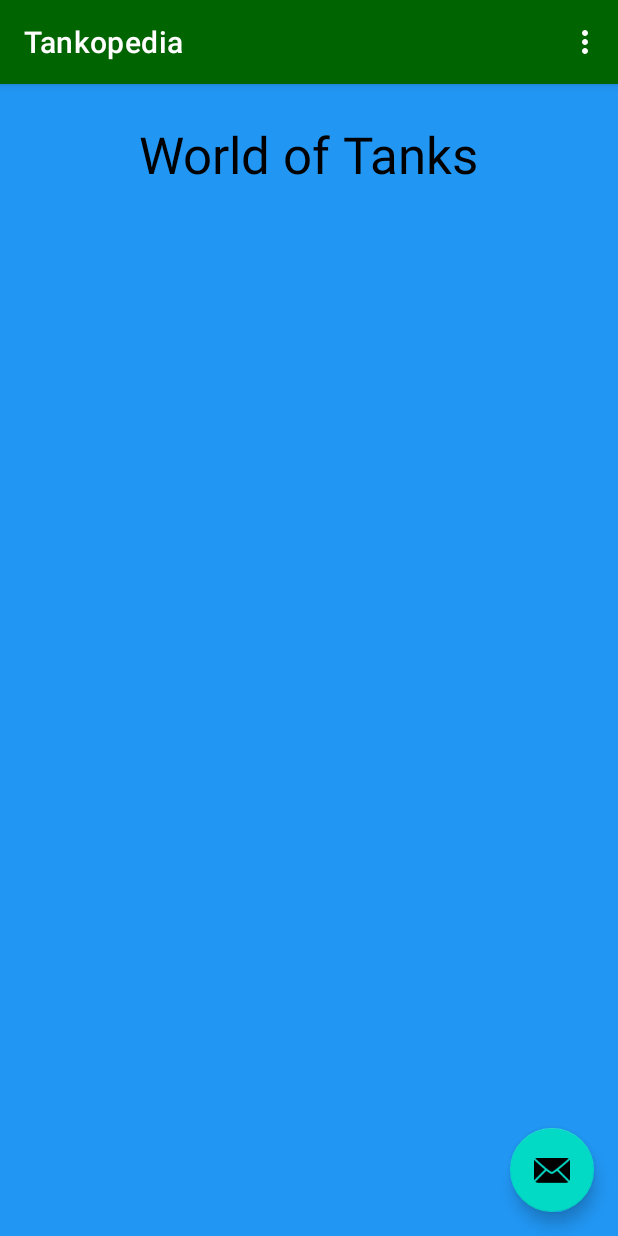
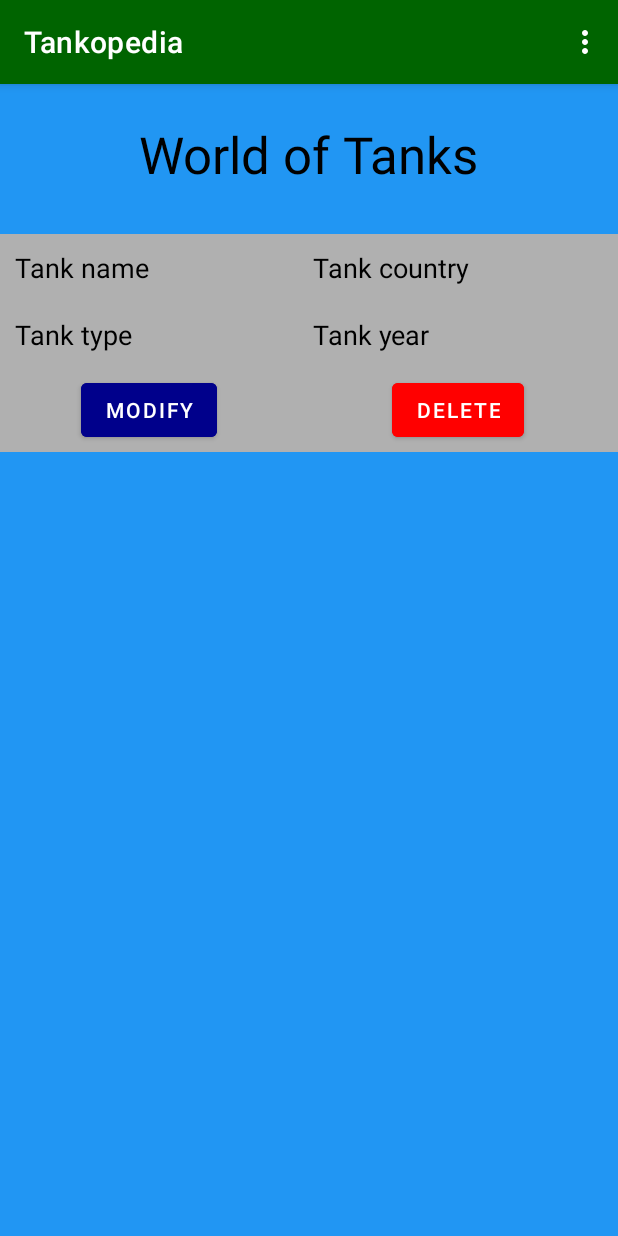
Before and after one commit to Solyom2/Tankopedia, an Android app: the TankList screen opened through its navigation route, on a phone screen of 412 x 824 dp. Run offline under Robolectric (Android 15) with nearby library versions, the phone set to English and light mode, and no system bars; our stand-ins replace Room's generated code.

Commit message:
Placeholder TableLayout for the list of tanks

```diff
--- a/app/src/main/java/hu/me/iit/tankopedia/MainActivity.kt
+++ b/app/src/main/java/hu/me/iit/tankopedia/MainActivity.kt
@@ -20,18 +20,12 @@ class MainActivity : AppCompatActivity() {
         setContentView(R.layout.activity_main)
         setSupportActionBar(findViewById(R.id.toolbar))
 
-        findViewById<FloatingActionButton>(R.id.fab).setOnClickListener { view ->
-            Snackbar.make(view, "Replace with your own action", Snackbar.LENGTH_LONG)
-                    .setAction("Action", null).show()
+        val db = TankDatabase.getInstance(this).tankDao()
+        var tanks: List<Tank>? = null
+        GlobalScope.launch {
+           tanks = db.getAll()
         }
-
-        val db = TankDatabase.getInstance(this).tankDao()
-
-        /*GlobalScope.launch {
-            for (item in tanks) {
-                db.insert(item)
-            }
-        }*/
+        Log.d("LIST", tanks.toString())
     }
 
     override fun onCreateOptionsMenu(menu: Menu): Boolean {
--- a/app/src/main/java/hu/me/iit/tankopedia/TankList.kt
+++ b/app/src/main/java/hu/me/iit/tankopedia/TankList.kt
@@ -1,14 +1,21 @@
 package hu.me.iit.tankopedia
 
 import android.os.Bundle
+import android.util.Log
 import android.view.LayoutInflater
 import android.view.View
 import android.view.ViewGroup
 import android.widget.Button
+import android.widget.TableLayout
+import android.widget.TableRow
 import android.widget.TextView
 import androidx.fragment.app.Fragment
 import androidx.navigation.fragment.findNavController
 import androidx.navigation.fragment.navArgs
+import hu.me.iit.tankopedia.dao.TankDatabase
+import hu.me.iit.tankopedia.model.Tank
+import kotlinx.coroutines.GlobalScope
+import kotlinx.coroutines.launch
 
 class TankList : Fragment() {
 
@@ -24,6 +31,14 @@ class TankList : Fragment() {
     override fun onViewCreated(view: View, savedInstanceState: Bundle?) {
         super.onViewCreated(view, savedInstanceState)
 
+        val db = TankDatabase.getInstance(super.requireContext()).tankDao()
+        GlobalScope.launch {
+           val tanks = db.getAll()
+           Log.d("LIST", tanks.toString())
+        }
+
+        var tankTable = view.findViewById<TableLayout>(R.id.tank_table)
+        var row: TableRow
     }
 
 }
--- a/app/src/main/res/layout/activity_main.xml
+++ b/app/src/main/res/layout/activity_main.xml
@@ -22,12 +22,4 @@
 
     <include layout="@layout/content_main" />
 
-    <com.google.android.material.floatingactionbutton.FloatingActionButton
-        android:id="@+id/fab"
-        android:layout_width="wrap_content"
-        android:layout_height="wrap_content"
-        android:layout_gravity="bottom|end"
-        android:layout_margin="@dimen/fab_margin"
-        app:srcCompat="@android:drawable/ic_dialog_email" />
-
 </androidx.coordinatorlayout.widget.CoordinatorLayout>
--- a/app/src/main/res/layout/fragment_first.xml
+++ b/app/src/main/res/layout/fragment_first.xml
@@ -56,4 +56,5 @@
         app:layout_constraintTop_toBottomOf="@+id/textview_first"
         app:layout_constraintVertical_bias="0.75"
         android:background="@color/buttonBackground"/>
+
 </androidx.constraintlayout.widget.ConstraintLayout>
--- a/app/src/main/res/layout/tank_list.xml
+++ b/app/src/main/res/layout/tank_list.xml
@@ -22,4 +22,94 @@
         app:layout_constraintStart_toStartOf="parent"
         app:layout_constraintTop_toTopOf="parent" />
 
+    <ScrollView
+        android:layout_width="match_parent"
+        android:layout_height="match_parent">
+        <TableLayout
+            android:id="@+id/tank_table"
+            android:layout_width="match_parent"
+            android:layout_height="wrap_content"
+            android:layout_marginTop="100dp"
+            app:layout_constraintBottom_toBottomOf="parent"
+            app:layout_constraintEnd_toEndOf="parent"
+            app:layout_constraintStart_toStartOf="parent"
+            app:layout_constraintTop_toBottomOf="@id/tank_list_header"
+            android:stretchColumns="*">
+
+            <TableRow
+                android:id="@+id/name_country_row"
+                android:layout_width="fill_parent"
+                android:layout_height="wrap_content"
+                android:background="#b0b0b0">
+
+                <TextView
+                    android:id="@+id/name_textView"
+                    android:layout_height="wrap_content"
+                    android:padding="10dip"
+                    android:text="Tank name"
+                    android:textColor="@color/black"
+                    android:textSize="18sp" />
+
+                <TextView
+                    android:id="@+id/country_textView"
+                    android:layout_height="wrap_content"
+                    android:padding="10dip"
+                    android:text="Tank country"
+                    android:textColor="@color/black"
+                    android:textSize="18sp" />
+            </TableRow>
+
+            <TableRow
+                android:id="@+id/type_year_row"
+                android:layout_width="fill_parent"
+                android:layout_height="wrap_content"
+                android:background="#b0b0b0">
+
+                <TextView
+                    android:id="@+id/type_textView"
+                    android:layout_height="wrap_content"
+                    android:padding="10dip"
+                    android:text="Tank type"
+                    android:textColor="@color/black"
+                    android:textSize="18sp" />
+
+                <TextView
+                    android:id="@+id/year_textView"
+                    android:layout_height="wrap_content"
+                    android:padding="10dip"
+                    android:text="Tank year"
+                    android:textColor="@color/black"
+                    android:textSize="18sp" />
+            </TableRow>
+
+            <TableRow
+                android:id="@+id/buttons_row"
+                android:layout_height="wrap_content"
+                android:layout_width="fill_parent"
+                android:background="#b0b0b0"
+                android:paddingVertical="4dp"
+                >
+
+                <Button
+                    android:id="@+id/modify_tank_button"
+                    android:layout_height="wrap_content"
+                    android:layout_gravity="center_horizontal"
+                    android:backgroundTint="@color/modify_button_background"
+                    android:text="@string/modify_tank_button_text"
+                    android:textColor="@color/white"
+                    android:textSize="14sp" />
+
+                <Button
+                    android:id="@+id/delete_tank_button"
+                    android:layout_height="wrap_content"
+                    android:layout_gravity="center_horizontal"
+                    android:backgroundTint="@color/delete_button_background"
+                    android:text="@string/delete_tank_button_text"
+                    android:textColor="@color/white" />
+            </TableRow>
+
+        </TableLayout>
+    </ScrollView>
+
+
 </androidx.constraintlayout.widget.ConstraintLayout>
--- a/app/src/main/res/values/colors.xml
+++ b/app/src/main/res/values/colors.xml
@@ -10,4 +10,8 @@
     <color name="screenBackground">#2196F3</color>
     <color name="buttonBackground">#BBDEFB</color>
     <color name="toolbarBackground">#006400</color>
+
+    <color name="tank_table_row_background">#B0B0B0</color>
+    <color name="delete_button_background">#FF0000</color>
+    <color name="modify_button_background">#00008B</color>
 </resources>
--- a/app/src/main/res/values/strings.xml
+++ b/app/src/main/res/values/strings.xml
@@ -13,4 +13,6 @@
     <string name="add_button_text">Add tank</string>
     <string name="count_button_text">Count</string>
     <string name="tank_list_header_text">World of Tanks</string>
+    <string name="modify_tank_button_text">Modify</string>
+    <string name="delete_tank_button_text">Delete</string>
 </resources>
```
